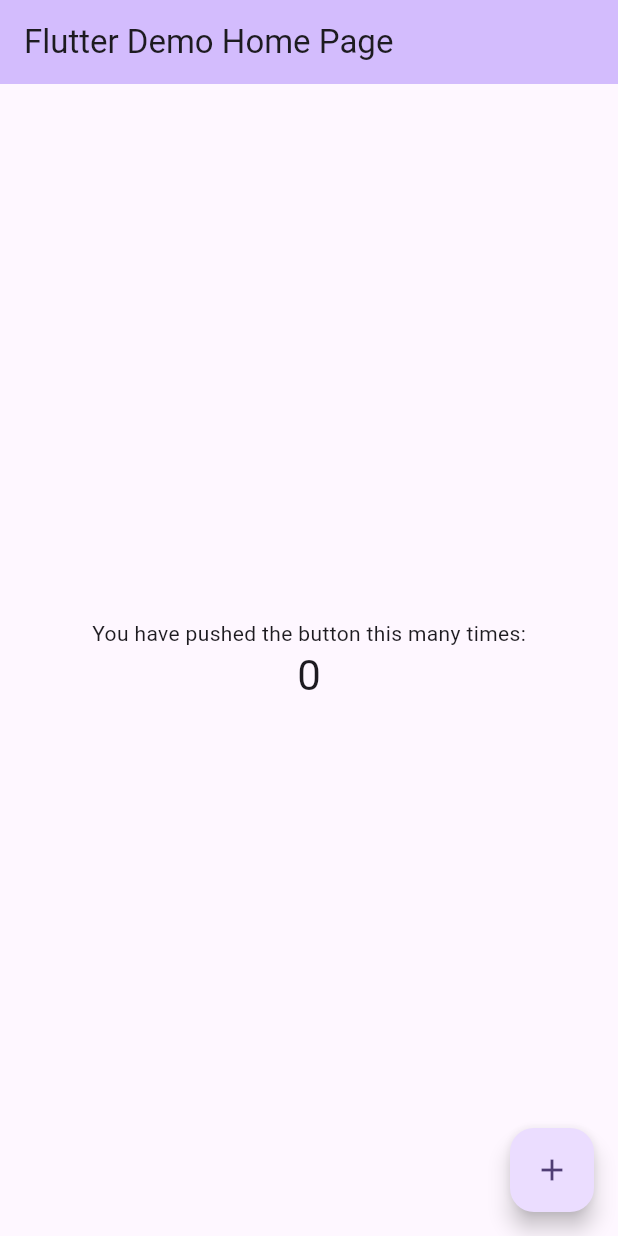
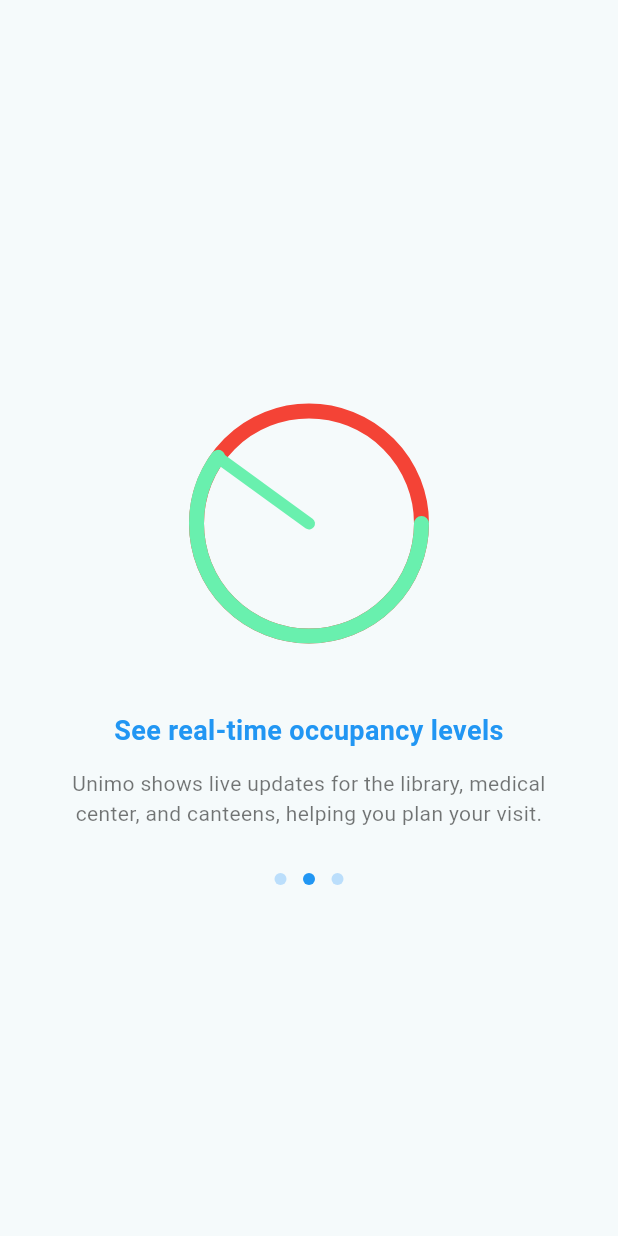
Before and after one commit to AnuV6/UNIMO-Mobile-App, a Flutter app: the screen it shows after launch, on a phone screen of 412 x 824 dp. Run offline on Flutter 3.47's test engine with Material 3 defaults, Android fonts, the phone set to English and light mode, and no system bars.

Commit message:
Add logging screen and onboarding1 screen
- added label textbox
- added login button
- added logo
- added input_field component
- added onboarding1 screen

```diff
--- a/lib/main.dart
+++ b/lib/main.dart
@@ -1,4 +1,6 @@
 import 'package:flutter/material.dart';
+import 'package:unimo_mobile_app/Screens/login_screen.dart';
+import 'package:unimo_mobile_app/onboarding_screen/onboarding1.dart';
 
 void main() {
   runApp(const MyApp());
@@ -28,10 +30,11 @@
         //
         // This works for code too, not just values: Most code changes can be
         // tested with just a hot reload.
-        colorScheme: ColorScheme.fromSeed(seedColor: Colors.deepPurple),
+        colorScheme: ColorScheme.fromSeed(
+            seedColor: const Color.fromARGB(255, 255, 255, 255)),
         useMaterial3: true,
       ),
-      home: const MyHomePage(title: 'Flutter Demo Home Page'),
+      home: const OnboardingScreen(),
     );
   }
 }
--- /dev/null
+++ b/lib/onboarding_screen/onboarding1.dart
@@ -0,0 +1,180 @@
+import 'package:flutter/material.dart';
+import 'dart:math';
+
+void main() {
+  runApp(const MaterialApp(
+    home: OnboardingScreen(),
+    debugShowCheckedModeBanner: false,
+  ));
+}
+
+class OnboardingScreen extends StatelessWidget {
+  const OnboardingScreen({Key? key}) : super(key: key);
+
+  @override
+  Widget build(BuildContext context) {
+    return Scaffold(
+      body: SafeArea(
+        child: Column(
+          mainAxisAlignment: MainAxisAlignment.center,
+          children: [
+            const SizedBox(height: 40),
+
+            // Animated Circular Progress Indicator
+            const Center(
+              child: CustomCircularProgressIndicator(),
+            ),
+
+            const SizedBox(height: 50),
+
+            // Title Text
+            const Padding(
+              padding: EdgeInsets.symmetric(horizontal: 30),
+              child: Text(
+                'See real-time occupancy levels',
+                textAlign: TextAlign.center,
+                style: TextStyle(
+                  fontSize: 18,
+                  fontWeight: FontWeight.bold,
+                  color: Colors.blue, // Title color
+                ),
+              ),
+            ),
+
+            const SizedBox(height: 12),
+
+            // Description Text
+            const Padding(
+              padding: EdgeInsets.symmetric(horizontal: 30),
+              child: Text(
+                'Unimo shows live updates for the library, medical center, and canteens, helping you plan your visit.',
+                textAlign: TextAlign.center,
+                style: TextStyle(
+                  fontSize: 14,
+                  color: Colors.black54,
+                ),
+              ),
+            ),
+
+            const SizedBox(height: 30),
+
+            // Pagination Indicator
+            Row(
+              mainAxisAlignment: MainAxisAlignment.center,
+              children: [
+                _buildDot(isActive: false),
+                _buildDot(isActive: true),
+                _buildDot(isActive: false),
+              ],
+            ),
+          ],
+        ),
+      ),
+    );
+  }
+
+  // Pagination Dot Builder
+  Widget _buildDot({required bool isActive}) {
+    return Container(
+      margin: const EdgeInsets.symmetric(horizontal: 5),
+      height: 8,
+      width: isActive ? 10 : 8,
+      decoration: BoxDecoration(
+        color: isActive ? Colors.blue : Colors.blue[100],
+        shape: BoxShape.circle,
+      ),
+    );
+  }
+}
+
+// Custom Animated Circular Progress Indicator
+class CustomCircularProgressIndicator extends StatefulWidget {
+  const CustomCircularProgressIndicator({Key? key}) : super(key: key);
+
+  @override
+  _CustomCircularProgressIndicatorState createState() =>
+      _CustomCircularProgressIndicatorState();
+}
+
+class _CustomCircularProgressIndicatorState
+    extends State<CustomCircularProgressIndicator>
+    with SingleTickerProviderStateMixin {
+  late AnimationController _controller;
+
+  @override
+  void initState() {
+    super.initState();
+    _controller = AnimationController(
+      vsync: this,
+      duration: const Duration(seconds: 3),
+    )..repeat(reverse: false);
+  }
+
+  @override
+  void dispose() {
+    _controller.dispose();
+    super.dispose();
+  }
+
+  @override
+  Widget build(BuildContext context) {
+    return AnimatedBuilder(
+      animation: _controller,
+      builder: (context, child) {
+        return CustomPaint(
+          painter: CircularProgressPainter(_controller.value),
+          size: const Size(150, 150),
+        );
+      },
+    );
+  }
+}
+
+class CircularProgressPainter extends CustomPainter {
+  final double progress;
+  CircularProgressPainter(this.progress);
+
+  @override
+  void paint(Canvas canvas, Size size) {
+    Paint backgroundPaint = Paint()
+      ..color = Colors.red
+      ..strokeWidth = 10
+      ..style = PaintingStyle.stroke;
+
+    Paint progressPaint = Paint()
+      ..color = Colors.greenAccent
+      ..strokeWidth = 10
+      ..style = PaintingStyle.stroke
+      ..strokeCap = StrokeCap.round;
+
+    Paint handPaint = Paint()
+      ..color = Colors.greenAccent
+      ..strokeWidth = 8
+      ..strokeCap = StrokeCap.round;
+
+    Offset center = Offset(size.width / 2, size.height / 2);
+    double radius = size.width / 2;
+
+    canvas.drawCircle(center, radius, backgroundPaint);
+    canvas.drawArc(
+      Rect.fromCircle(center: center, radius: radius),
+      0, // Start from right
+      progress * 2 * pi,
+      false,
+      progressPaint,
+    );
+
+    // Draw the clock hand
+    double angle = progress * 2 * pi;
+    Offset handEnd = Offset(
+      center.dx + radius * cos(angle),
+      center.dy + radius * sin(angle),
+    );
+    canvas.drawLine(center, handEnd, handPaint);
+  }
+
+  @override
+  bool shouldRepaint(covariant CustomPainter oldDelegate) {
+    return true;
+  }
+}
--- a/pubspec.yaml
+++ b/pubspec.yaml
@@ -32,6 +32,7 @@ dependencies:
     sdk: flutter
 
 
+
   # The following adds the Cupertino Icons font to your application.
   # Use with the CupertinoIcons class for iOS style icons.
   cupertino_icons: ^1.0.8
@@ -52,6 +53,9 @@ dev_dependencies:
 
 # The following section is specific to Flutter packages.
 flutter:
+  assets:
+    - assets/logo.png
+    - assets/onboarding_image.png
 
   # The following line ensures that the Material Icons font is
   # included with your application, so that you can use the icons in
```
Also changed, not shown: lib/Components/get_start_button.dart (+13 -17 lines), lib/Components/input_field.dart (added, +75 -0 lines), lib/Screens/login_screen.dart (added, +134 -0 lines), assets/logo.png (added), assets/onboarding_image.png (added).
